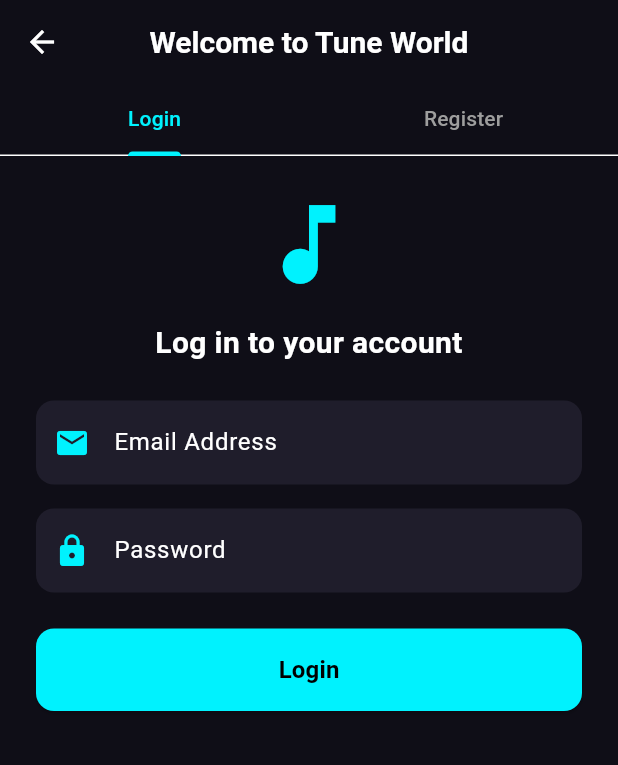
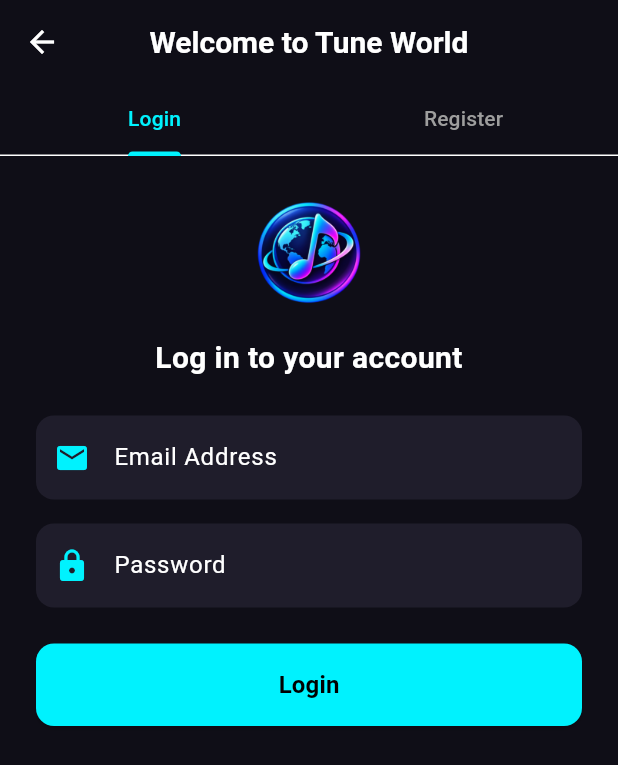
Before and after one commit to Shashidharak89/TUNE_WORLD_MUSIC_APP_FLUTTER, a Flutter app: the screen it shows after launch, after a tap on "Login", on a phone screen of 412 x 824 dp. Shown: the top 765 px of the screen. Run offline on Flutter 3.47's test engine with Material 3 defaults, Android fonts, the light colour scheme and no system bars; our stand-ins replace audio_service, file_picker, just_audio, shared_preferences; accounts and stored records are empty; network calls fail.

Commit message:
Feat : Audio upload feauture working and autofill audio name

```diff
--- a/lib/views/auth_screen.dart
+++ b/lib/views/auth_screen.dart
@@ -98,7 +98,22 @@ class _AuthScreenState extends State<AuthScreen> with SingleTickerProviderStateM
                 child: Column(
                   crossAxisAlignment: CrossAxisAlignment.stretch,
                   children: [
-                    const Icon(Icons.music_note, size: 70, color: AppTheme.primaryAccent),
+                    Center(
+                      child: ClipRRect(
+                        borderRadius: BorderRadius.circular(16),
+                        child: Image.asset(
+                          'logo/TuneWorld.png',
+                          height: 80,
+                          width: 80,
+                          fit: BoxFit.cover,
+                          errorBuilder: (_, __, ___) => const Icon(
+                            Icons.music_note,
+                            size: 70,
+                            color: AppTheme.primaryAccent,
+                          ),
+                        ),
+                      ),
+                    ),
                     const SizedBox(height: 16),
                     const Text(
                       'Log in to your account',
--- a/lib/views/home_screen.dart
+++ b/lib/views/home_screen.dart
@@ -56,12 +56,21 @@ class _HomeScreenState extends State<HomeScreen> {
   // File Picker Helpers
   Future<void> _pickAudioFile() async {
     final result = await FilePicker.pickFiles(
-      type: FileType.custom,
-      allowedExtensions: ['mp3', 'wav', 'aac', 'm4a', 'flac', 'ogg'],
+      type: FileType.audio,
     );
     if (result.isNotEmpty && result.first.path != null) {
+      final selectedPath = result.first.path!;
+      final filename = selectedPath.split(Platform.pathSeparator).last;
+
+      String autoTitle = filename;
+      if (autoTitle.contains('.')) {
+        autoTitle = autoTitle.substring(0, autoTitle.lastIndexOf('.'));
+      }
+      autoTitle = autoTitle.replaceAll('_', ' ').replaceAll('-', ' ').trim();
+
       setState(() {
-        _selectedAudioFile = File(result.first.path!);
+        _selectedAudioFile = File(selectedPath);
+        _uploadTitleController.text = autoTitle;
       });
     }
   }
@@ -644,6 +653,55 @@ class _HomeScreenState extends State<HomeScreen> {
               ),
             ],
           ),
+          if (_selectedAudioFile != null || _selectedThumbnailFile != null) ...[
+            const SizedBox(height: 12),
+            Container(
+              padding: const EdgeInsets.all(12),
+              decoration: BoxDecoration(
+                color: AppTheme.cardBg,
+                borderRadius: BorderRadius.circular(12),
+                border: Border.all(color: AppTheme.primaryAccent.withOpacity(0.3)),
+              ),
+              child: Column(
+                crossAxisAlignment: CrossAxisAlignment.start,
+                children: [
+                  if (_selectedAudioFile != null)
+                    Row(
+                      children: [
+                        const Icon(Icons.music_note, color: AppTheme.primaryAccent, size: 20),
+                        const SizedBox(width: 8),
+                        Expanded(
+                          child: Text(
+                            'Audio: ${_selectedAudioFile!.path.split(Platform.pathSeparator).last}',
+                            style: const TextStyle(color: Colors.white, fontSize: 13, fontWeight: FontWeight.bold),
+                            maxLines: 1,
+                            overflow: TextOverflow.ellipsis,
+                          ),
+                        ),
+                        const Icon(Icons.check_circle, color: Colors.greenAccent, size: 18),
+                      ],
+                    ),
+                  if (_selectedAudioFile != null && _selectedThumbnailFile != null) const SizedBox(height: 6),
+                  if (_selectedThumbnailFile != null)
+                    Row(
+                      children: [
+                        const Icon(Icons.image, color: AppTheme.purpleAccent, size: 20),
+                        const SizedBox(width: 8),
+                        Expanded(
+                          child: Text(
+                            'Cover: ${_selectedThumbnailFile!.path.split(Platform.pathSeparator).last}',
+                            style: const TextStyle(color: Colors.white70, fontSize: 13),
+                            maxLines: 1,
+                            overflow: TextOverflow.ellipsis,
+                          ),
+                        ),
+                        const Icon(Icons.check_circle, color: Colors.greenAccent, size: 18),
+                      ],
+                    ),
+                ],
+              ),
+            ),
+          ],
           const SizedBox(height: 20),
           SizedBox(
             width: double.infinity,
@@ -792,10 +850,25 @@ class _HomeScreenState extends State<HomeScreen> {
       appBar: AppBar(
         title: Row(
           mainAxisSize: MainAxisSize.min,
-          children: const [
-            Icon(Icons.graphic_eq_rounded, color: AppTheme.primaryAccent),
-            SizedBox(width: 8),
-            Text('Tune World'),
+          children: [
+            ClipRRect(
+              borderRadius: BorderRadius.circular(6),
+              child: Image.asset(
+                'logo/TuneWorld.png',
+                height: 32,
+                width: 32,
+                fit: BoxFit.cover,
+                errorBuilder: (_, __, ___) => const Icon(
+                  Icons.graphic_eq_rounded,
+                  color: AppTheme.primaryAccent,
+                ),
+              ),
+            ),
+            const SizedBox(width: 10),
+            const Text(
+              'TuneWorld',
+              style: TextStyle(fontWeight: FontWeight.bold, fontSize: 20),
+            ),
           ],
         ),
         actions: [
```
Also changed, not shown: pubspec.yaml (+10 -3 lines), pubspec.lock, 29 other files.
